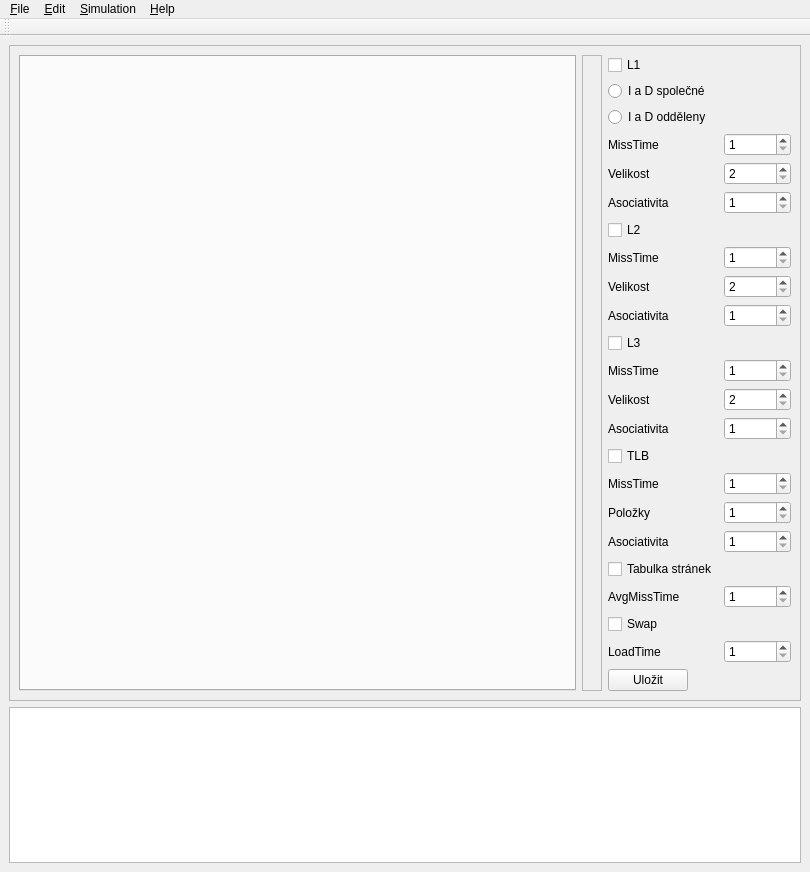
The window that src/memsim-gui/memsim.ui (pholasek/memsim) describes before a commit, drawn with Qt 5.
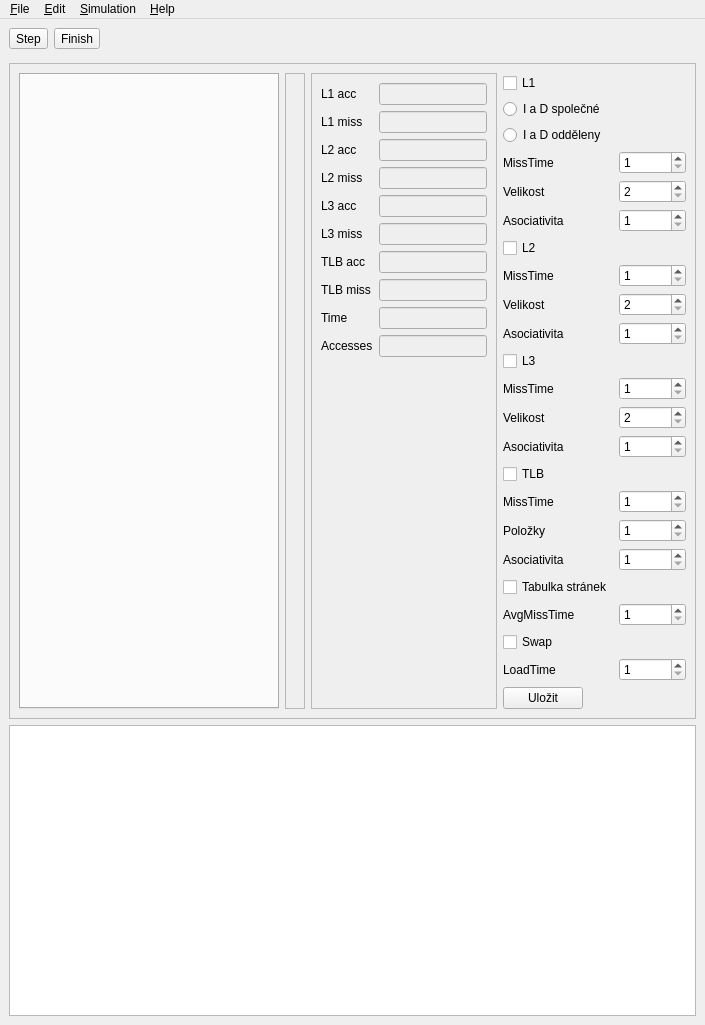
The same window after the commit. Custom widgets are drawn as their Qt base class.

Commit message: memsim: fixed gui stats

Diff of the .ui file:
```diff
--- a/src/memsim-gui/memsim.ui
+++ b/src/memsim-gui/memsim.ui
@@ -6,8 +6,8 @@
    <rect>
     <x>0</x>
     <y>0</y>
-    <width>810</width>
-    <height>872</height>
+    <width>705</width>
+    <height>1025</height>
    </rect>
   </property>
   <property name="windowTitle">
@@ -15,6 +15,46 @@
   </property>
   <widget class="QWidget" name="centralwidget">
    <layout class="QVBoxLayout" name="verticalLayout">
+    <item>
+     <layout class="QHBoxLayout" name="horizontalLayout_3">
+      <property name="bottomMargin">
+       <number>8</number>
+      </property>
+      <item>
+       <widget class="QToolButton" name="step_button">
+        <property name="enabled">
+         <bool>true</bool>
+        </property>
+        <property name="text">
+         <string>Step</string>
+        </property>
+       </widget>
+      </item>
+      <item>
+       <widget class="QToolButton" name="finish_button">
+        <property name="enabled">
+         <bool>true</bool>
+        </property>
+        <property name="text">
+         <string>Finish</string>
+        </property>
+       </widget>
+      </item>
+      <item>
+       <spacer name="horizontalSpacer">
+        <property name="orientation">
+         <enum>Qt::Horizontal</enum>
+        </property>
+        <property name="sizeHint" stdset="0">
+         <size>
+          <width>40</width>
+          <height>20</height>
+         </size>
+        </property>
+       </spacer>
+      </item>
+     </layout>
+    </item>
     <item>
      <widget class="QFrame" name="frame_2">
       <property name="sizePolicy">
@@ -48,6 +88,167 @@
          </layout>
         </widget>
        </item>
+       <item>
+        <widget class="QFrame" name="frame_3">
+         <property name="sizePolicy">
+          <sizepolicy hsizetype="Fixed" vsizetype="Preferred">
+           <horstretch>0</horstretch>
+           <verstretch>0</verstretch>
+          </sizepolicy>
+         </property>
+         <property name="frameShape">
+          <enum>QFrame::StyledPanel</enum>
+         </property>
+         <property name="frameShadow">
+          <enum>QFrame::Raised</enum>
+         </property>
+         <layout class="QFormLayout" name="formLayout_2">
+          <property name="fieldGrowthPolicy">
+           <enum>QFormLayout::AllNonFixedFieldsGrow</enum>
+          </property>
+          <item row="0" column="0">
+           <widget class="QLabel" name="labsd">
+            <property name="text">
+             <string>L1 acc</string>
+            </property>
+           </widget>
+          </item>
+          <item row="0" column="1">
+           <widget class="QLineEdit" name="l1acc">
+            <property name="enabled">
+             <bool>false</bool>
+            </property>
+           </widget>
+          </item>
+          <item row="1" column="0">
+           <widget class="QLabel" name="l">
+            <property name="text">
+             <string>L1 miss</string>
+            </property>
+           </widget>
+          </item>
+          <item row="1" column="1">
+           <widget class="QLineEdit" name="l1missval">
+            <property name="enabled">
+             <bool>false</bool>
+            </property>
+           </widget>
+          </item>
+          <item row="2" column="0">
+           <widget class="QLabel" name="label_17">
+            <property name="text">
+             <string>L2 acc</string>
+            </property>
+           </widget>
+          </item>
+          <item row="2" column="1">
+           <widget class="QLineEdit" name="l2acc">
+            <property name="enabled">
+             <bool>false</bool>
+            </property>
+           </widget>
+          </item>
+          <item row="3" column="0">
+           <widget class="QLabel" name="label_18">
+            <property name="text">
+             <string>L2 miss</string>
+            </property>
+           </widget>
+          </item>
+          <item row="3" column="1">
+           <widget class="QLineEdit" name="l2missval">
+            <property name="enabled">
+             <bool>false</bool>
+            </property>
+           </widget>
+          </item>
+          <item row="4" column="0">
+           <widget class="QLabel" name="label_19">
+            <property name="text">
+             <string>L3 acc</string>
+            </property>
+           </widget>
+          </item>
+          <item row="4" column="1">
+           <widget class="QLineEdit" name="l3acc">
+            <property name="enabled">
+             <bool>false</bool>
+            </property>
+           </widget>
+          </item>
+          <item row="5" column="0">
+           <widget class="QLabel" name="label_20">
+            <property name="text">
+             <string>L3 miss</string>
+            </property>
+           </widget>
+          </item>
+          <item row="5" column="1">
+           <widget class="QLineEdit" name="l3missval">
+            <property name="enabled">
+             <bool>false</bool>
+            </property>
+           </widget>
+          </item>
+          <item row="6" column="0">
+           <widget class="QLabel" name="label_21">
+            <property name="text">
+             <string>TLB acc</string>
+            </property>
+           </widget>
+          </item>
+          <item row="6" column="1">
+           <widget class="QLineEdit" name="tlbacc">
+            <property name="enabled">
+             <bool>false</bool>
+            </property>
+           </widget>
+          </item>
+          <item row="7" column="0">
+           <widget class="QLabel" name="label_22">
+            <property name="text">
+             <string>TLB miss</string>
+            </property>
+           </widget>
+          </item>
+          <item row="7" column="1">
+           <widget class="QLineEdit" name="tlbmissval">
+            <property name="enabled">
+             <bool>false</bool>
+            </property>
+           </widget>
+          </item>
+          <item row="9" column="0">
+           <widget class="QLabel" name="label_23">
+            <property name="text">
+             <string>Time</string>
+            </property>
+           </widget>
+          </item>
+          <item row="9" column="1">
+           <widget class="QLineEdit" name="time">
+            <property name="enabled">
+             <bool>false</bool>
+            </property>
+           </widget>
+          </item>
+          <item row="10" column="0">
+           <widget class="QLabel" name="label_24">
+            <property name="text">
+             <string>Accesses</string>
+            </property>
+           </widget>
+          </item>
+          <item row="10" column="1">
+           <widget class="QLineEdit" name="accesses">
+            <property name="enabled">
+             <bool>false</bool>
+            </property>
+           </widget>
+          </item>
+         </layout>
+        </widget>
+       </item>
        <item>
         <layout class="QFormLayout" name="formLayout">
          <property name="sizeConstraint">
@@ -379,7 +580,7 @@
     <rect>
      <x>0</x>
      <y>0</y>
-     <width>810</width>
+     <width>705</width>
      <height>27</height>
     </rect>
    </property>
@@ -412,17 +613,6 @@
    <addaction name="menuSimulation"/>
    <addaction name="menuHelp"/>
   </widget>
-  <widget class="QToolBar" name="toolBar">
-   <property name="windowTitle">
-    <string>toolBar</string>
-   </property>
-   <attribute name="toolBarArea">
-    <enum>TopToolBarArea</enum>
-   </attribute>
-   <attribute name="toolBarBreak">
-    <bool>false</bool>
-   </attribute>
-  </widget>
   <action name="actionRun">
    <property name="text">
     <string>R&amp;un</string>
```
Left out of the diff: 18 changed lines with no effect on the pictures. The commit also changes 7 other files.
